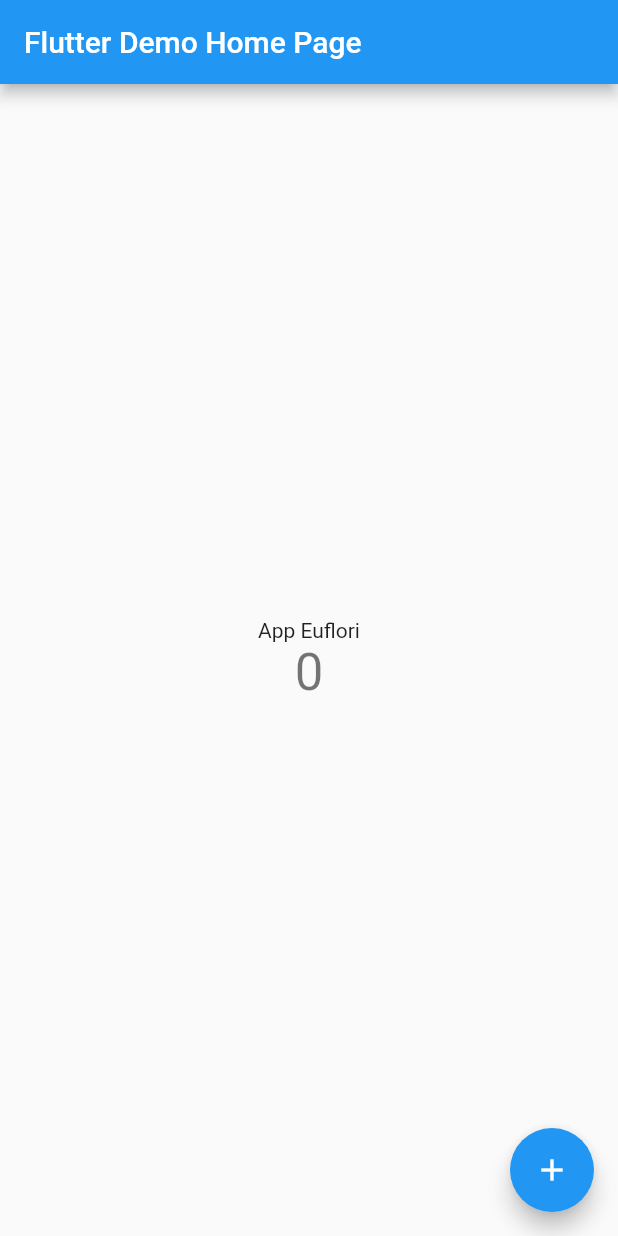
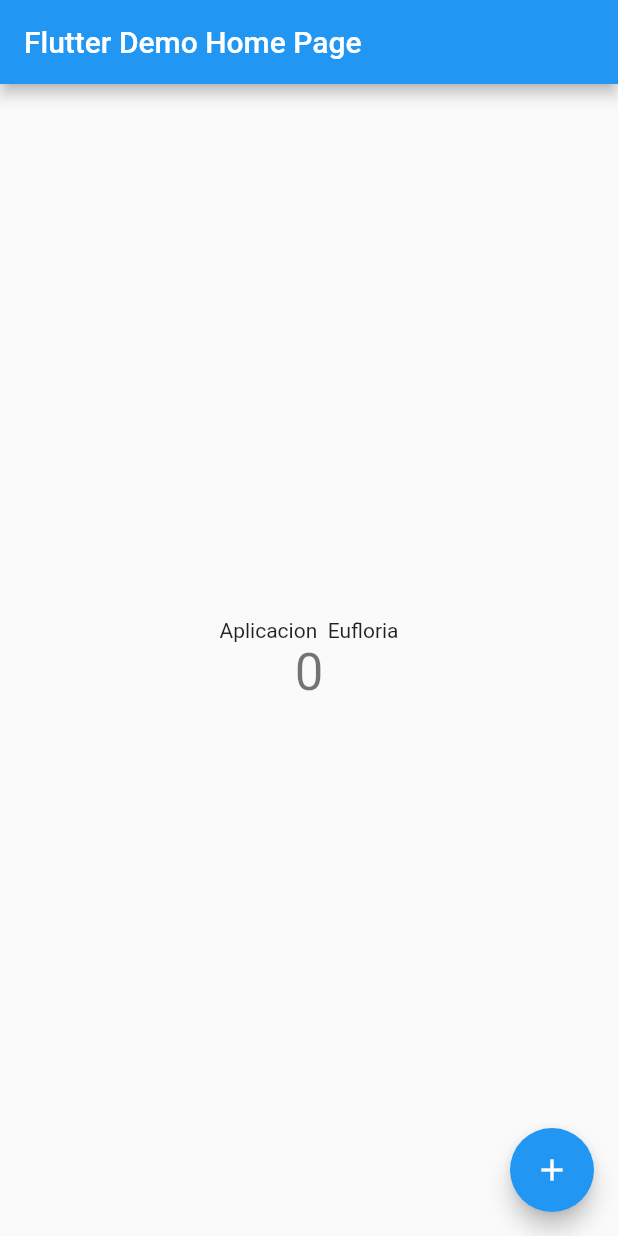
Before and after one commit to AbrilSanchez13/ProyectoMovil, a Flutter app: the screen it shows after launch, on a phone screen of 412 x 824 dp. Run offline on Flutter 3.47's test engine with Material 2 defaults, Android fonts, the phone set to English and light mode, and no system bars.

Commit message:
Ejemplo prueba 2

```diff
--- a/flutter_application_1/lib/main.dart
+++ b/flutter_application_1/lib/main.dart
@@ -96,7 +96,7 @@ class _MyHomePageState extends State<MyHomePage> {
           mainAxisAlignment: MainAxisAlignment.center,
           children: <Widget>[
             const Text(
-              'App Euflori',
+              'Aplicacion  Eufloria',
             ),
             Text(
               '$_counter',
```
